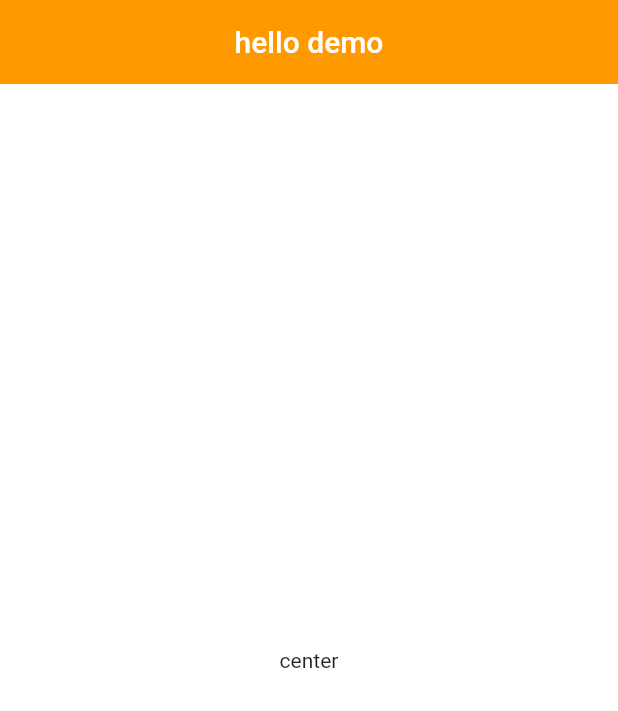
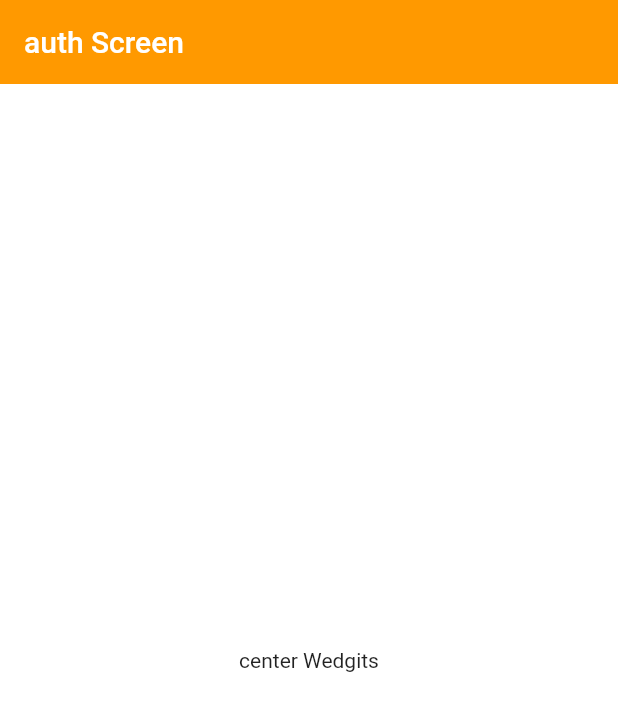
Before and after one commit to alokesh-git/first_flutter_app, a Flutter app: the screen it shows after launch, on a phone screen of 412 x 824 dp. Shown: the top 711 px of the screen. Run offline on Flutter 3.47's test engine with Material 2 defaults, Android fonts, the phone set to English and light mode, and no system bars; project files that could hold a hidden picture were left out.

Commit message:
second day of project

```diff
--- a/lib/features/auth/screen/auth_screen.dart
+++ b/lib/features/auth/screen/auth_screen.dart
@@ -1,16 +1,18 @@
 import 'package:flutter/material.dart';
 
-class Auth_screen extends StatefulWidget {
-  const Auth_screen({Key? key}) : super(key: key);
-
+class AuthScreen extends StatefulWidget {
+ static const String routeName = "/auth-screen";
   @override
-  State<Auth_screen> createState() => _Auth_screenState();
+  State<AuthScreen> createState() => _AuthScreenState();
 }
 
-class _Auth_screenState extends State<Auth_screen> {
+class _AuthScreenState extends State<AuthScreen> {
   @override
   Widget build(BuildContext context) {
-    return const Scaffold(
+    return Scaffold(
+      appBar: AppBar(
+        title: Text('auth Screen'),
+      ),
       body: Center(
         child:  Text("center Wedgits"),
       ),
--- a/lib/main.dart
+++ b/lib/main.dart
@@ -1,5 +1,8 @@
 import 'package:flutter/material.dart';
 import 'package:flutter_start/constants/globals_variables.dart';
+import 'package:flutter_start/features/auth/screen/auth_screen.dart';
+import 'package:flutter_start/route.dart';
+import 'package:flutter/src/widgets/navigator.dart';
 
 void main() => runApp(const MyApp());
 
@@ -22,13 +25,8 @@ class MyApp extends StatelessWidget {
           )
         )
       ),
-      home: Scaffold(
-        appBar: AppBar(
-          title: const Text("hello demo"),
-          centerTitle: true,
-        ),
-        body: const Center(child: Text("center")),
-      ),
+      onGenerateRoute: (setting)=> generateRoute(setting),
+      home: AuthScreen(),
     );
   }
 }
```
Also changed, not shown: lib/route.dart (added, +21 -0 lines).
